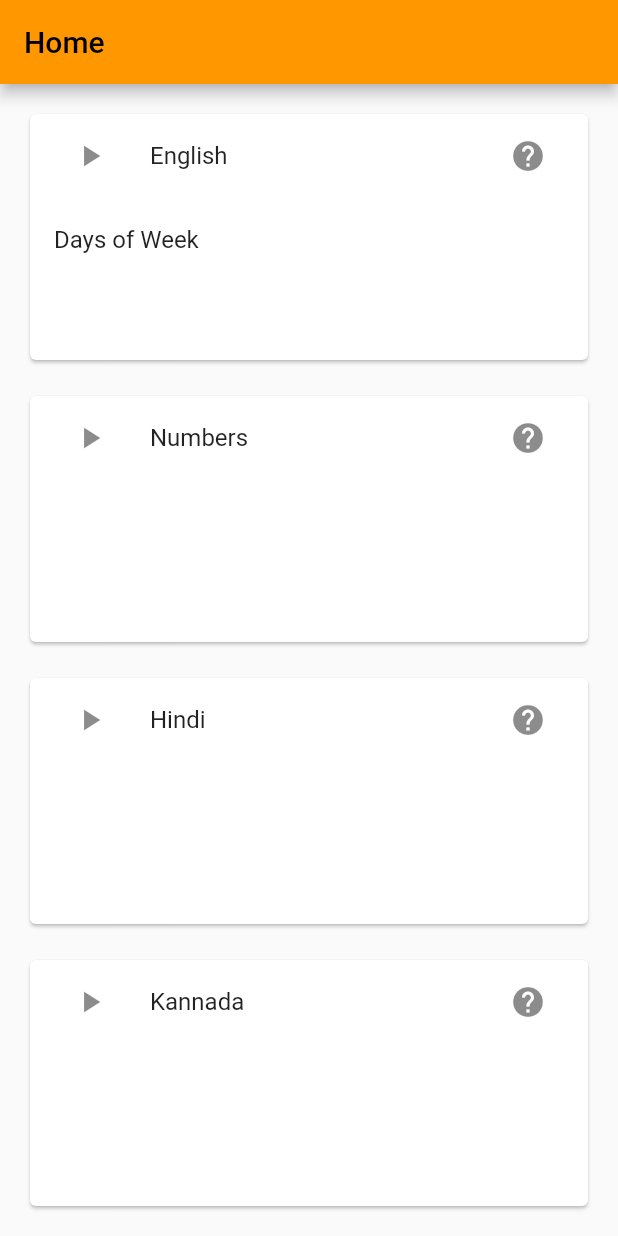
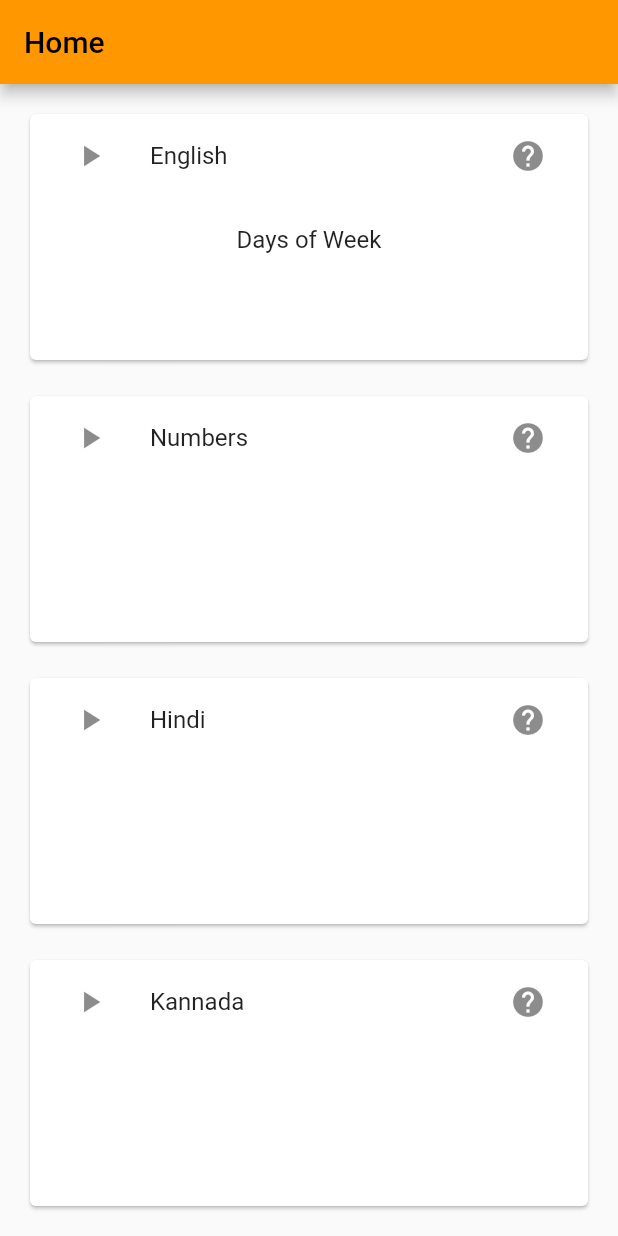
Before and after one commit to ikbhal/alphabet_tts_loop_start_end_alphabet, a Flutter app: the screen it shows after launch, on a phone screen of 412 x 824 dp. Run offline on Flutter 3.47's test engine with Material 2 defaults, Android fonts, the phone set to English and light mode, and no system bars; our stand-ins replace flutter_tts.

Commit message:
temporary placement of days of week to top center, we need to add bullet prefix

```diff
--- a/lib/home_screen.dart
+++ b/lib/home_screen.dart
@@ -39,7 +39,10 @@ class HomeScreen extends StatelessWidget {
                         onTap: () {
                           Navigator.pushNamed(context, '/daysOfWeek');
                         },
-                        title: Text('Days of Week'),
+                        title: Align(
+                          alignment: Alignment.topCenter,
+                          child:Text('Days of Week')
+                        ),
                       ),
                     ],
                   ),
```
